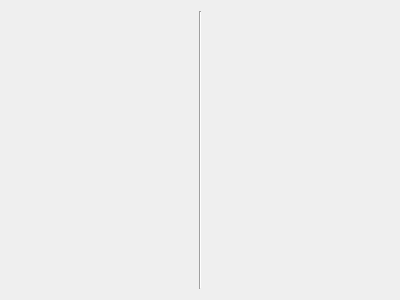
This is RealityCore/Source/GUI/Forms/Screen.ui in Intro-Ventors/Re-Co-Desktop as Qt 5 draws it before an edit. The edited form follows.
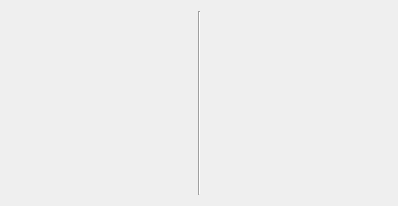
This is the edited form.

```diff
--- a/RealityCore/Source/GUI/Forms/Screen.ui
+++ b/RealityCore/Source/GUI/Forms/Screen.ui
@@ -6,32 +6,22 @@
    <rect>
     <x>0</x>
     <y>0</y>
-    <width>400</width>
-    <height>300</height>
+    <width>398</width>
+    <height>206</height>
    </rect>
   </property>
   <property name="windowTitle">
    <string>Screen</string>
   </property>
   <layout class="QHBoxLayout" name="horizontalLayout">
-   <item>
-    <spacer name="horizontalSpacer">
-     <property name="orientation">
-      <enum>Qt::Horizontal</enum>
-     </property>
-     <property name="sizeType">
-      <enum>QSizePolicy::Preferred</enum>
-     </property>
-     <property name="sizeHint" stdset="0">
-      <size>
-       <width>40</width>
-       <height>20</height>
-      </size>
-     </property>
-    </spacer>
-   </item>
    <item>
     <widget class="QLabel" name="frame">
+     <property name="maximumSize">
+      <size>
+       <width>16777215</width>
+       <height>16777215</height>
+      </size>
+     </property>
      <property name="text">
       <string/>
      </property>
@@ -49,24 +39,11 @@
      <property name="text">
       <string/>
      </property>
+     <property name="alignment">
+      <set>Qt::AlignCenter</set>
+     </property>
     </widget>
    </item>
-   <item>
-    <spacer name="horizontalSpacer_2">
-     <property name="orientation">
-      <enum>Qt::Horizontal</enum>
-     </property>
-     <property name="sizeType">
-      <enum>QSizePolicy::Preferred</enum>
-     </property>
-     <property name="sizeHint" stdset="0">
-      <size>
-       <width>40</width>
-       <height>20</height>
-      </size>
-     </property>
-    </spacer>
-   </item>
   </layout>
  </widget>
  <resources/>
```
Left out of the diff: 2 changed lines with no effect on the pictures.
